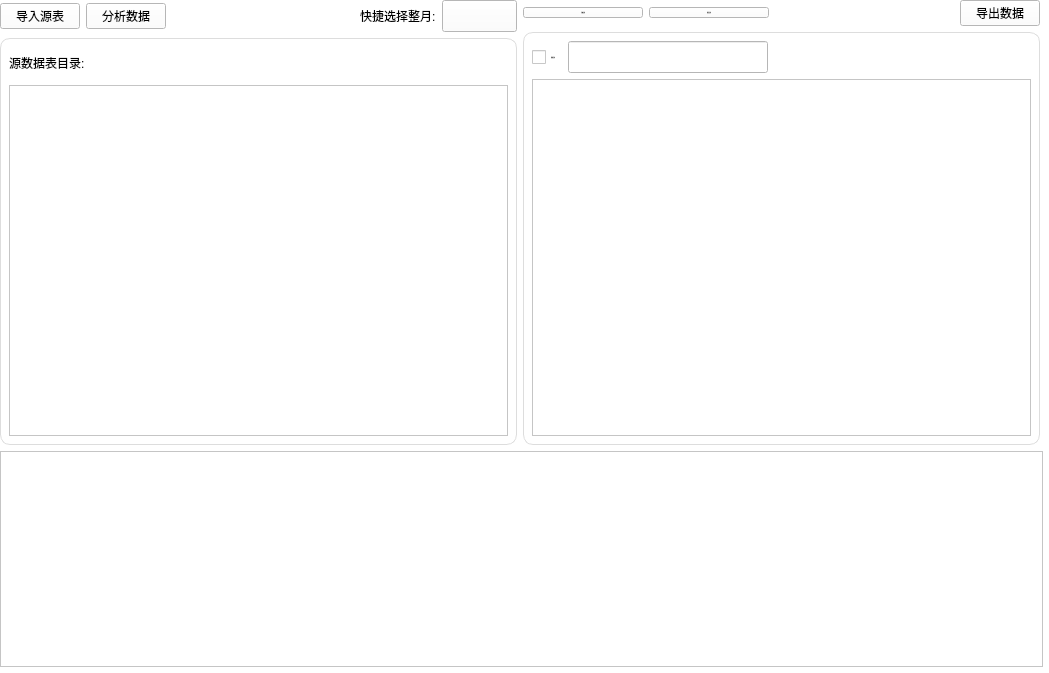
coderSnail/xixi-tools, file ui/home.ui: the form before one commit.
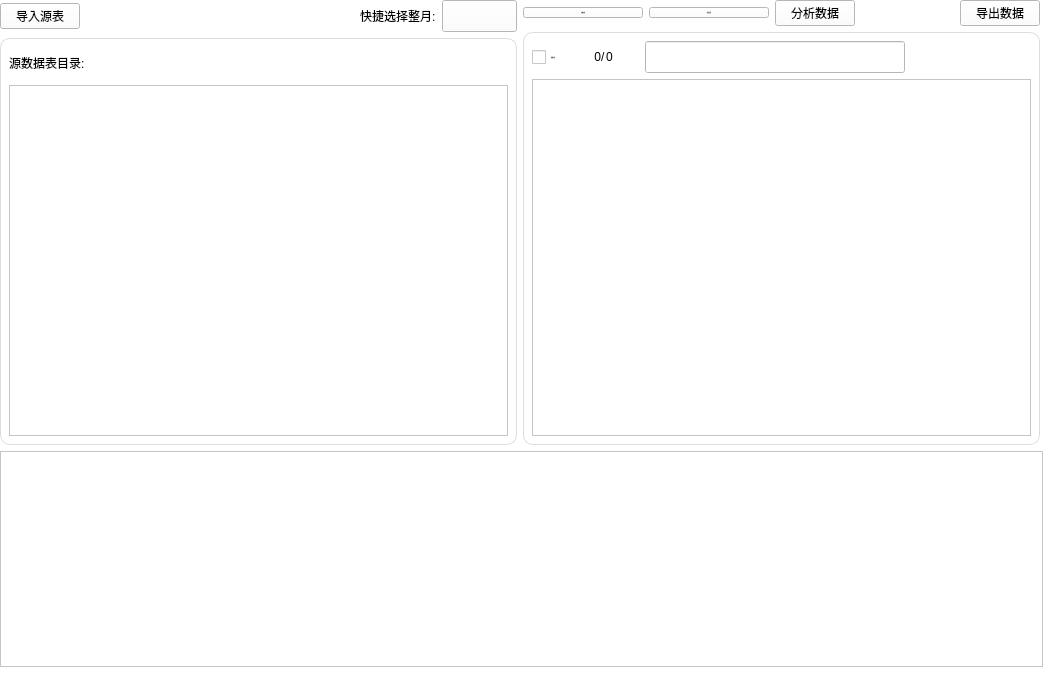
The form after the commit. Icons and pictures are not drawn. Custom widgets are drawn as their Qt base class.

What changed in the file:
```diff
--- a/ui/home.ui
+++ b/ui/home.ui
@@ -109,75 +109,6 @@
            </property>
           </widget>
          </item>
-         <item>
-          <widget class="PrimaryPushButton" name="btn_analyse">
-           <property name="sizePolicy">
-            <sizepolicy hsizetype="Minimum" vsizetype="Fixed">
-             <horstretch>0</horstretch>
-             <verstretch>0</verstretch>
-            </sizepolicy>
-           </property>
-           <property name="styleSheet">
-            <string notr="true">PushButton {
-    color: black;
-    background: rgba(255, 255, 255, 0.7);
-    border: 1px solid rgba(0, 0, 0, 0.073);
-    border-bottom: 1px solid rgba(0, 0, 0, 0.183);
-    border-radius: 5px;
-    /* font: 14px 'Segoe UI', 'Microsoft YaHei'; */
-    padding: 5px 12px 6px 12px;
-    outline: none;
-}
-
-PushButton[hasIcon=false] {
-    padding: 5px 12px 6px 12px;
-}
-
-PushButton[hasIcon=true] {
-    padding: 5px 12px 6px 36px;
-}
-
-PushButton:hover {
-    background: rgba(249, 249, 249, 0.5);
-}
-
-PushButton:pressed {
-    color: rgba(0, 0, 0, 0.63);
-    background: rgba(249, 249, 249, 0.3);
-    border-bottom: 1px solid rgba(0, 0, 0, 0.073);
-}
-
-PushButton:disabled {
-    color: rgba(0, 0, 0, 0.36);
-    background: rgba(249, 249, 249, 0.3);
-    border: 1px solid rgba(0, 0, 0, 0.06);
-    border-bottom: 1px solid rgba(0, 0, 0, 0.06);
-}
-
-PrimaryPushButton {
-    color: white;
-    background-color: #009faa;
-    border: 1px solid #00a7b3;
-    border-bottom: 1px solid #007780;
-}
-
-PrimaryPushButton:hover {
-    background-color: #00a7b3;
-    border: 1px solid #2daab3;
-    border-bottom: 1px solid #007780;
-}
-
-PrimaryPushButton:pressed {
-    color: rgba(255, 255, 255, 0.63);
-    background-color: #3eabb3;
-    border: 1px solid #3eabb3;
-}</string>
-           </property>
-           <property name="text">
-            <string>分析数据</string>
-           </property>
-          </widget>
-         </item>
          <item>
           <spacer name="horizontalSpacer_3">
            <property name="orientation">
@@ -652,6 +583,75 @@
            </property>
           </widget>
          </item>
+         <item>
+          <widget class="PrimaryPushButton" name="btn_analyse">
+           <property name="sizePolicy">
+            <sizepolicy hsizetype="Minimum" vsizetype="Fixed">
+             <horstretch>0</horstretch>
+             <verstretch>0</verstretch>
+            </sizepolicy>
+           </property>
+           <property name="styleSheet">
+            <string notr="true">PushButton {
+    color: black;
+    background: rgba(255, 255, 255, 0.7);
+    border: 1px solid rgba(0, 0, 0, 0.073);
+    border-bottom: 1px solid rgba(0, 0, 0, 0.183);
+    border-radius: 5px;
+    /* font: 14px 'Segoe UI', 'Microsoft YaHei'; */
+    padding: 5px 12px 6px 12px;
+    outline: none;
+}
+
+PushButton[hasIcon=false] {
+    padding: 5px 12px 6px 12px;
+}
+
+PushButton[hasIcon=true] {
+    padding: 5px 12px 6px 36px;
+}
+
+PushButton:hover {
+    background: rgba(249, 249, 249, 0.5);
+}
+
+PushButton:pressed {
+    color: rgba(0, 0, 0, 0.63);
+    background: rgba(249, 249, 249, 0.3);
+    border-bottom: 1px solid rgba(0, 0, 0, 0.073);
+}
+
+PushButton:disabled {
+    color: rgba(0, 0, 0, 0.36);
+    background: rgba(249, 249, 249, 0.3);
+    border: 1px solid rgba(0, 0, 0, 0.06);
+    border-bottom: 1px solid rgba(0, 0, 0, 0.06);
+}
+
+PrimaryPushButton {
+    color: white;
+    background-color: #009faa;
+    border: 1px solid #00a7b3;
+    border-bottom: 1px solid #007780;
+}
+
+PrimaryPushButton:hover {
+    background-color: #00a7b3;
+    border: 1px solid #2daab3;
+    border-bottom: 1px solid #007780;
+}
+
+PrimaryPushButton:pressed {
+    color: rgba(255, 255, 255, 0.63);
+    background-color: #3eabb3;
+    border: 1px solid #3eabb3;
+}</string>
+           </property>
+           <property name="text">
+            <string>分析数据</string>
+           </property>
+          </widget>
+         </item>
          <item>
           <spacer name="horizontalSpacer_4">
            <property name="orientation">
@@ -754,6 +754,9 @@
           <item>
            <widget class="QWidget" name="widget_2" native="true">
             <layout class="QHBoxLayout" name="horizontalLayout_9">
+             <property name="spacing">
+              <number>0</number>
+             </property>
              <property name="leftMargin">
               <number>0</number>
              </property>
@@ -787,17 +790,79 @@
                </property>
               </widget>
              </item>
+             <item>
+              <widget class="BodyLabel" name="BodyLabel_4">
+               <property name="text">
+                <string/>
+               </property>
+              </widget>
+             </item>
+             <item>
+              <widget class="BodyLabel" name="label_checked_count">
+               <property name="minimumSize">
+                <size>
+                 <width>32</width>
+                 <height>0</height>
+                </size>
+               </property>
+               <property name="maximumSize">
+                <size>
+                 <width>32</width>
+                 <height>16777215</height>
+                </size>
+               </property>
+               <property name="text">
+                <string>0</string>
+               </property>
+               <property name="alignment">
+                <set>Qt::AlignRight|Qt::AlignTrailing|Qt::AlignVCenter</set>
+               </property>
+              </widget>
+             </item>
+             <item>
+              <widget class="BodyLabel" name="BodyLabel">
+               <property name="text">
+                <string>/</string>
+               </property>
+              </widget>
+             </item>
+             <item>
+              <widget class="BodyLabel" name="label_total_count">
+               <property name="minimumSize">
+                <size>
+                 <width>32</width>
+                 <height>0</height>
+                </size>
+               </property>
+               <property name="maximumSize">
+                <size>
+                 <width>32</width>
+                 <height>16777215</height>
+                </size>
+               </property>
+               <property name="text">
+                <string>0</string>
+               </property>
+              </widget>
+             </item>
+             <item>
+              <widget class="BodyLabel" name="BodyLabel_5">
+               <property name="text">
+                <string/>
+               </property>
+              </widget>
+             </item>
              <item>
               <widget class="SearchLineEdit" name="line_edit_search">
                <property name="minimumSize">
                 <size>
-                 <width>120</width>
+                 <width>260</width>
                  <height>32</height>
                 </size>
                </property>
                <property name="maximumSize">
                 <size>
-                 <width>200</width>
+                 <width>260</width>
                  <height>32</height>
                 </size>
                </property>
```
Left out of the diff: 20 changed lines with no effect on the pictures.
